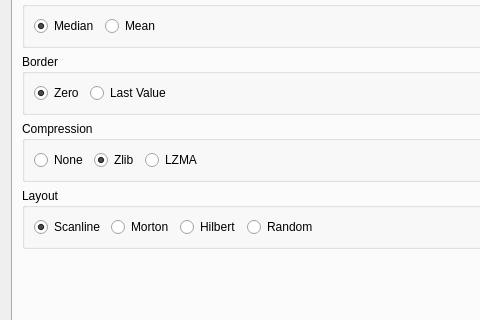
The window that ImageVis3D/UI/UI/SettingsDlg.ui (SCIInstitute/ImageVis3D) describes before a commit, drawn with Qt 5; both pictures show x 0 to 480 and y 142 to 462 of the 669 by 550 pixel window.
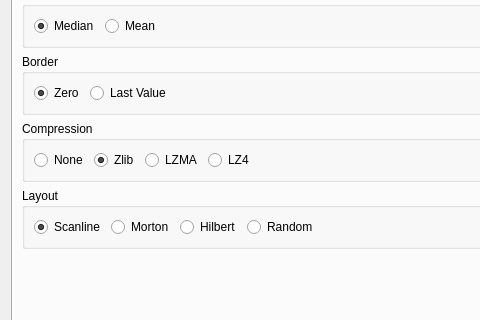
The same window after the commit. The open tabs and pages were chosen to show the change.

What changed in the file:
```diff
--- a/ImageVis3D/UI/UI/SettingsDlg.ui
+++ b/ImageVis3D/UI/UI/SettingsDlg.ui
@@ -563,6 +563,13 @@
             </property>
            </widget>
           </item>
+          <item>
+           <widget class="QRadioButton" name="radioButton_lz4Compression">
+            <property name="text">
+             <string>LZ4</string>
+            </property>
+           </widget>
+          </item>
           <item>
            <spacer name="horizontalSpacer_4">
             <property name="orientation">
```
